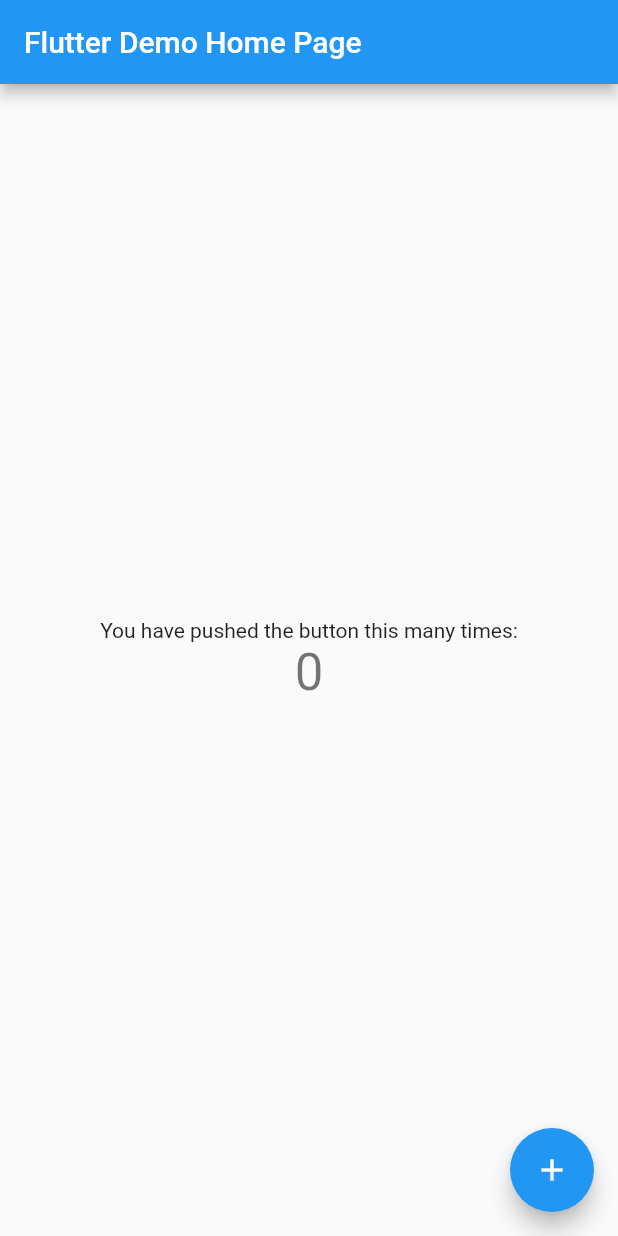
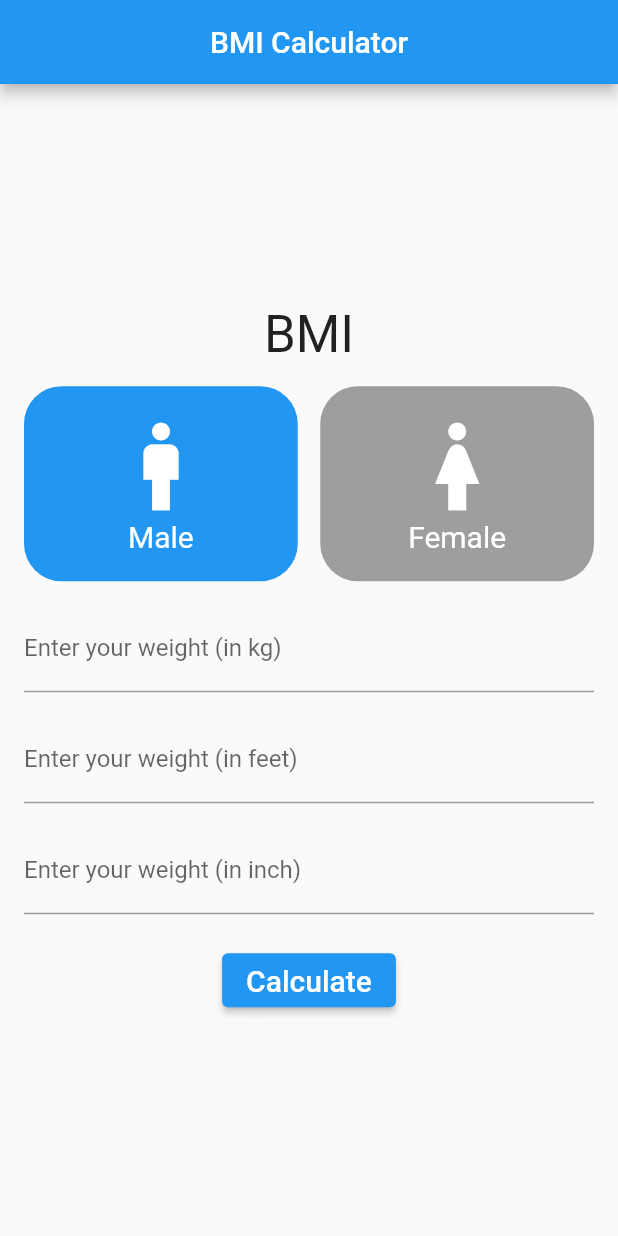
Before and after one commit to Tofazzal-2443/BMI_Calculator_Application, a Flutter app: the screen it shows after launch, on a phone screen of 412 x 824 dp. Run offline on Flutter 3.47's test engine with Material 2 defaults, Android fonts, the phone set to English and light mode, and no system bars.

Commit message:
Home page design

```diff
--- a/lib/main.dart
+++ b/lib/main.dart
@@ -1,3 +1,4 @@
+import 'package:bmi_calculator/pages/home_page.dart';
 import 'package:flutter/material.dart';
 
 void main() {
@@ -11,105 +12,13 @@
   @override
   Widget build(BuildContext context) {
     return MaterialApp(
+      debugShowCheckedModeBanner: false,
       title: 'Flutter Demo',
       theme: ThemeData(
-        // This is the theme of your application.
-        //
-        // Try running your application with "flutter run". You'll see the
-        // application has a blue toolbar. Then, without quitting the app, try
-        // changing the primarySwatch below to Colors.green and then invoke
-        // "hot reload" (press "r" in the console where you ran "flutter run",
-        // or simply save your changes to "hot reload" in a Flutter IDE).
-        // Notice that the counter didn't reset back to zero; the application
-        // is not restarted.
+
         primarySwatch: Colors.blue,
       ),
-      home: const MyHomePage(title: 'Flutter Demo Home Page'),
+      home: HomePage(),
     );
   }
 }
-
-class MyHomePage extends StatefulWidget {
-  const MyHomePage({super.key, required this.title});
-
-  // This widget is the home page of your application. It is stateful, meaning
-  // that it has a State object (defined below) that contains fields that affect
-  // how it looks.
-
-  // This class is the configuration for the state. It holds the values (in this
-  // case the title) provided by the parent (in this case the App widget) and
-  // used by the build method of the State. Fields in a Widget subclass are
-  // always marked "final".
-
-  final String title;
-
-  @override
-  State<MyHomePage> createState() => _MyHomePageState();
-}
-
-class _MyHomePageState extends State<MyHomePage> {
-  int _counter = 0;
-
-  void _incrementCounter() {
-    setState(() {
-      // This call to setState tells the Flutter framework that something has
-      // changed in this State, which causes it to rerun the build method below
-      // so that the display can reflect the updated values. If we changed
-      // _counter without calling setState(), then the build method would not be
-      // called again, and so nothing would appear to happen.
-      _counter++;
-    });
-  }
-
-  @override
-  Widget build(BuildContext context) {
-    // This method is rerun every time setState is called, for instance as done
-    // by the _incrementCounter method above.
-    //
-    // The Flutter framework has been optimized to make rerunning build methods
-    // fast, so that you can just rebuild anything that needs updating rather
-    // than having to individually change instances of widgets.
-    return Scaffold(
-      appBar: AppBar(
-        // Here we take the value from the MyHomePage object that was created by
-        // the App.build method, and use it to set our appbar title.
-        title: Text(widget.title),
-      ),
-      body: Center(
-        // Center is a layout widget. It takes a single child and positions it
-        // in the middle of the parent.
-        child: Column(
-          // Column is also a layout widget. It takes a list of children and
-          // arranges them vertically. By default, it sizes itself to fit its
-          // children horizontally, and tries to be as tall as its parent.
-          //
-          // Invoke "debug painting" (press "p" in the console, choose the
-          // "Toggle Debug Paint" action from the Flutter Inspector in Android
-          // Studio, or the "Toggle Debug Paint" command in Visual Studio Code)
-          // to see the wireframe for each widget.
-          //
-          // Column has various properties to control how it sizes itself and
-          // how it positions its children. Here we use mainAxisAlignment to
-          // center the children vertically; the main axis here is the vertical
-          // axis because Columns are vertical (the cross axis would be
-          // horizontal).
-          mainAxisAlignment: MainAxisAlignment.center,
-          children: <Widget>[
-            const Text(
-              'You have pushed the button this many times:',
-            ),
-            Text(
-              '$_counter',
-              style: Theme.of(context).textTheme.headlineMedium,
-            ),
-          ],
-        ),
-      ),
-      floatingActionButton: FloatingActionButton(
-        onPressed: _incrementCounter,
-        tooltip: 'Increment',
-        child: const Icon(Icons.add),
-      ), // This trailing comma makes auto-formatting nicer for build methods.
-    );
-  }
-}
--- /dev/null
+++ b/lib/pages/home_page.dart
@@ -0,0 +1,151 @@
+import 'package:flutter/material.dart';
+
+class HomePage extends StatefulWidget {
+  const HomePage({super.key});
+
+  @override
+  State<HomePage> createState() => _HomePageState();
+}
+
+class _HomePageState extends State<HomePage> {
+  var weightController = TextEditingController();
+  var ftController = TextEditingController();
+  var inController = TextEditingController();
+
+  bool isMale = true;
+
+  @override
+  Widget build(BuildContext context) {
+    return Scaffold(
+      appBar: AppBar(
+        title: const Text("BMI Calculator"),
+        centerTitle: true,
+      ),
+      body: Padding(
+        padding: const EdgeInsets.all(16),
+        child: Column(
+          mainAxisAlignment: MainAxisAlignment.center,
+          children: [
+            const Text(
+              'BMI',
+              style: TextStyle(
+                fontSize: 34,
+              ),
+            ),
+            SizedBox(
+              height: 15,
+            ),
+            Row(
+              children: [
+                Expanded(
+                  child: InkWell(
+                    onTap: () {
+                      setState(() {
+                        isMale = true;
+                      });
+                    },
+                    child: Container(
+                      decoration: BoxDecoration(
+                        color: isMale == true ? Colors.blue : Colors.grey,
+                        borderRadius: BorderRadius.circular(25),
+                      ),
+                      height: 130,
+                      child: Column(
+                        mainAxisAlignment: MainAxisAlignment.center,
+                        children: [
+                          Icon(
+                            Icons.man,
+                            color: Colors.white,
+                            size: 70,
+                          ),
+                          Text(
+                            "Male",
+                            style: TextStyle(color: Colors.white, fontSize: 20),
+                          ),
+                        ],
+                      ),
+                    ),
+                  ),
+                ),
+                SizedBox(
+                  width: 15,
+                ),
+                Expanded(
+                  child: InkWell(
+                    onTap: () {
+                      setState(() {
+                        isMale = false;
+                      });
+                    },
+                    child: Container(
+                      height: 130,
+                      decoration: BoxDecoration(
+                        color: isMale == false ? Colors.blue : Colors.grey,
+                        borderRadius: BorderRadius.circular(25),
+                      ),
+                      child: Column(
+                        mainAxisAlignment: MainAxisAlignment.center,
+                        children: [
+                          Icon(
+                            Icons.woman,
+                            color: Colors.white,
+                            size: 70,
+                          ),
+                          Text(
+                            "Female",
+                            style: TextStyle(color: Colors.white, fontSize: 20),
+                          ),
+                        ],
+                      ),
+                    ),
+                  ),
+                ),
+              ],
+            ),
+            SizedBox(
+              height: 15,
+            ),
+            //weight textfield for number type
+            TextField(
+              controller: weightController,
+              decoration: InputDecoration(
+                label: Text('Enter your weight (in kg)'),
+              ),
+              keyboardType: TextInputType.number,
+            ),
+            SizedBox(
+              height: 15,
+            ),
+            TextField(
+              controller: ftController,
+              decoration: InputDecoration(
+                label: Text('Enter your weight (in feet)'),
+              ),
+              keyboardType: TextInputType.number,
+            ),
+            SizedBox(
+              height: 15,
+            ),
+            TextField(
+              controller: inController,
+              decoration: InputDecoration(
+                label: Text('Enter your weight (in inch)'),
+              ),
+              keyboardType: TextInputType.number,
+            ),
+            SizedBox(
+              height: 20,
+            ),
+            ElevatedButton(
+              onPressed: () {},
+              child: Text(
+                "Calculate",
+                style: TextStyle(fontSize: 20),
+              ),
+            ),
+          ],
+        ),
+      ),
+    );
+  }
+}
```
